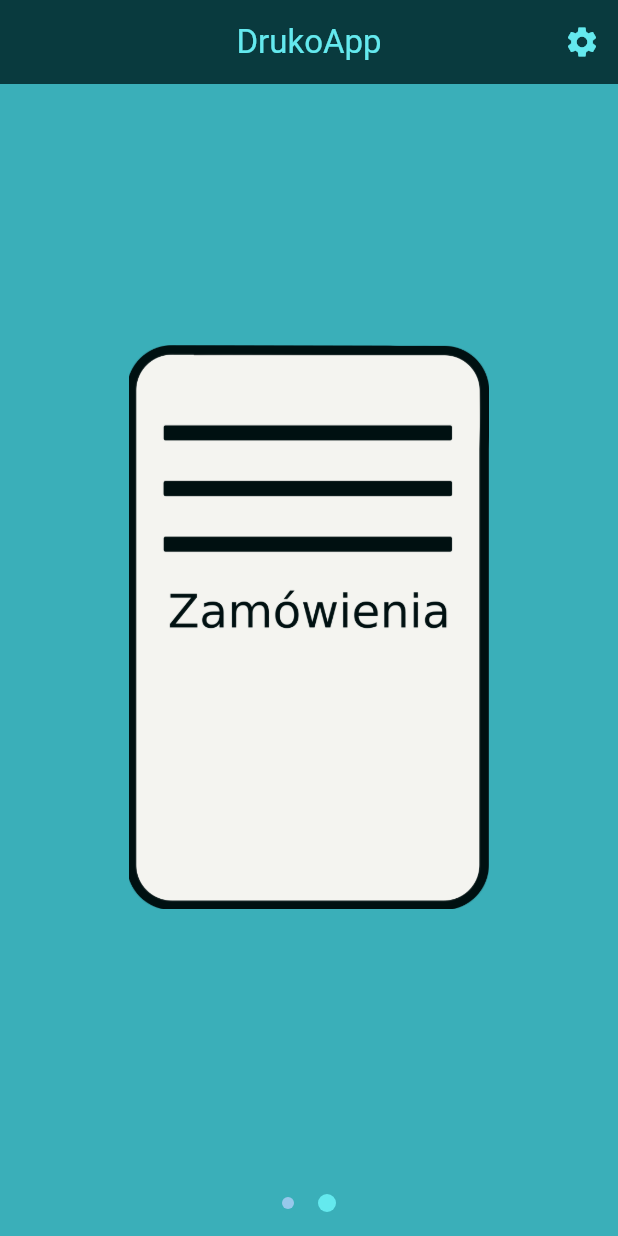
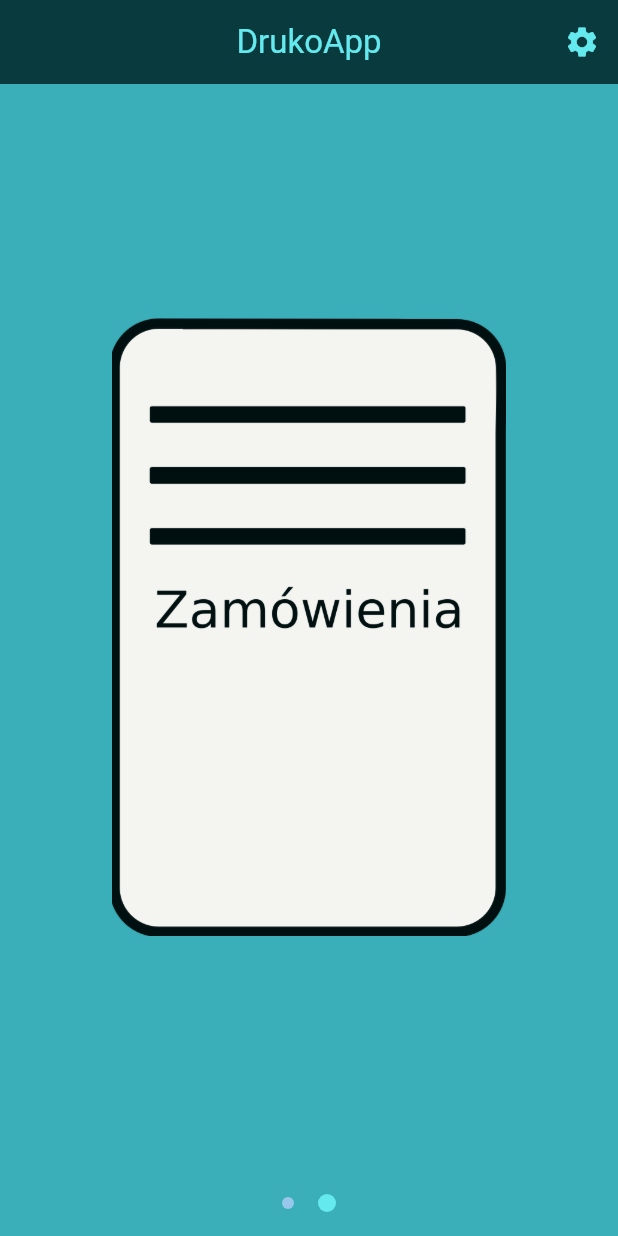
Before and after one commit to qufocdz/DrukomatAPK, a Flutter app: the MainPage screen opened directly, swiped to page 2, on a phone screen of 412 x 824 dp. Run offline on Flutter 3.47's test engine with Material 3 defaults, Android fonts, the phone set to English and light mode, and no system bars; our stand-ins replace file_picker, google_maps_flutter; missing offline and left inert: mongo_dart, pdfx.

Commit message:
uładnione

```diff
--- a/lib/home_page.dart
+++ b/lib/home_page.dart
@@ -3,6 +3,10 @@ import 'package:aplikacjadrukomat/globals.dart';
 import 'package:aplikacjadrukomat/map_page.dart'; // Import the mapPage widget
 
 Widget homePage(BuildContext context) {
+  // Get the size of the screen
+  final screenHeight = MediaQuery.of(context).size.height;
+  final screenWidth = MediaQuery.of(context).size.width;
+
   return Padding(
     padding: const EdgeInsets.all(16.0),
     child: Center(
@@ -42,8 +46,10 @@ Widget homePage(BuildContext context) {
             },
             child: Image.asset(
               'images/kartki1.png',
-              height: 400.0,
-              width: 250.0,
+              height: screenHeight * 0.5, // Use 60% of the screen height
+              width: screenWidth * 0.78, // Use 80% of the screen width
+              fit: BoxFit
+                  .contain, // Ensure the image fits within the given dimensions
             ),
           ),
         ],
--- a/lib/home_page_2.dart
+++ b/lib/home_page_2.dart
@@ -2,6 +2,9 @@ import 'package:flutter/material.dart';
 import 'package:aplikacjadrukomat/orders_page.dart';
 
 Widget secondHomePage(BuildContext context) {
+  final screenHeight = MediaQuery.of(context).size.height;
+  final screenWidth = MediaQuery.of(context).size.width;
+
   return Padding(
     padding: const EdgeInsets.all(16.0),
     child: Center(
@@ -17,8 +20,10 @@ Widget secondHomePage(BuildContext context) {
         },
         child: Image.asset(
           'images/kartki2.png',
-            height: 380.0,
-            width: 240.0,
+          height: screenHeight * 0.5, // Use 60% of the screen height
+          width: screenWidth * 0.78, // Use 80% of the screen width
+          fit: BoxFit
+              .contain, // Ensure the image fits within the given dimensions
         ),
       ),
     ),
--- a/pubspec.yaml
+++ b/pubspec.yaml
@@ -48,8 +48,8 @@ dev_dependencies:
 
 flutter_launcher_icons:
   android: "logoplaceholder"
-  image_path: "images/logoplaceholder.png"
-  adaptive_icon_foreground: "images/logoplaceholder.png"
+  image_path: "images/logodrukomat.png"
+  adaptive_icon_foreground: "images/logodrukomat.png"
   adaptive_icon_background: "#ffffff"
   min_sdk_android: 21 # android min sdk min:16, default 21
 
```
Also changed, not shown: lib/home_page_3.dart (+10 -4 lines), images/kartki3.png (added), images/logodrukomat.png (added), 10 other files. Lines whose indentation alone changed are shown as unchanged.
